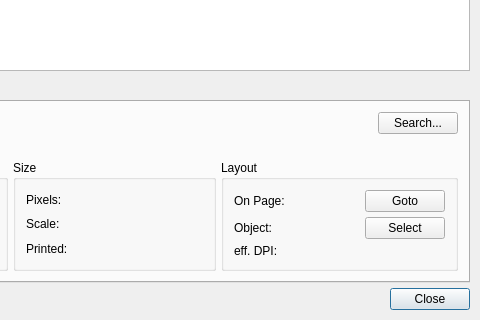
This is scribus/picstatus.ui in scribusproject/scribus as Qt 5 draws it before an edit; both pictures show x 217 to 697 and y 122 to 442 of the 697 by 442 pixel window. The edited form follows.
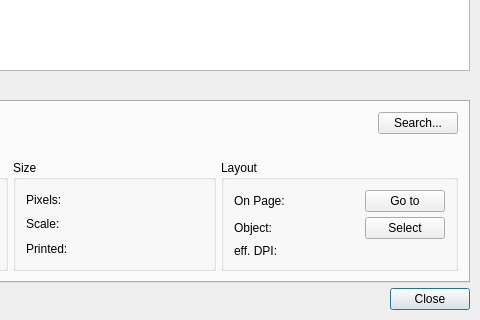
This is the edited form. The open tabs and pages were chosen to show the change.

Commit message: Change goto string in 135svn too

Patch:
```diff
--- a/scribus/picstatus.ui
+++ b/scribus/picstatus.ui
@@ -572,7 +572,7 @@
             <item row="0" column="2" >
              <widget class="QPushButton" name="goPageButton" >
               <property name="text" >
-               <string>Goto</string>
+               <string>Go to</string>
               </property>
               <property name="autoDefault" >
                <bool>false</bool>
```
Left out of the diff: 2 changed lines with no effect on the pictures.
